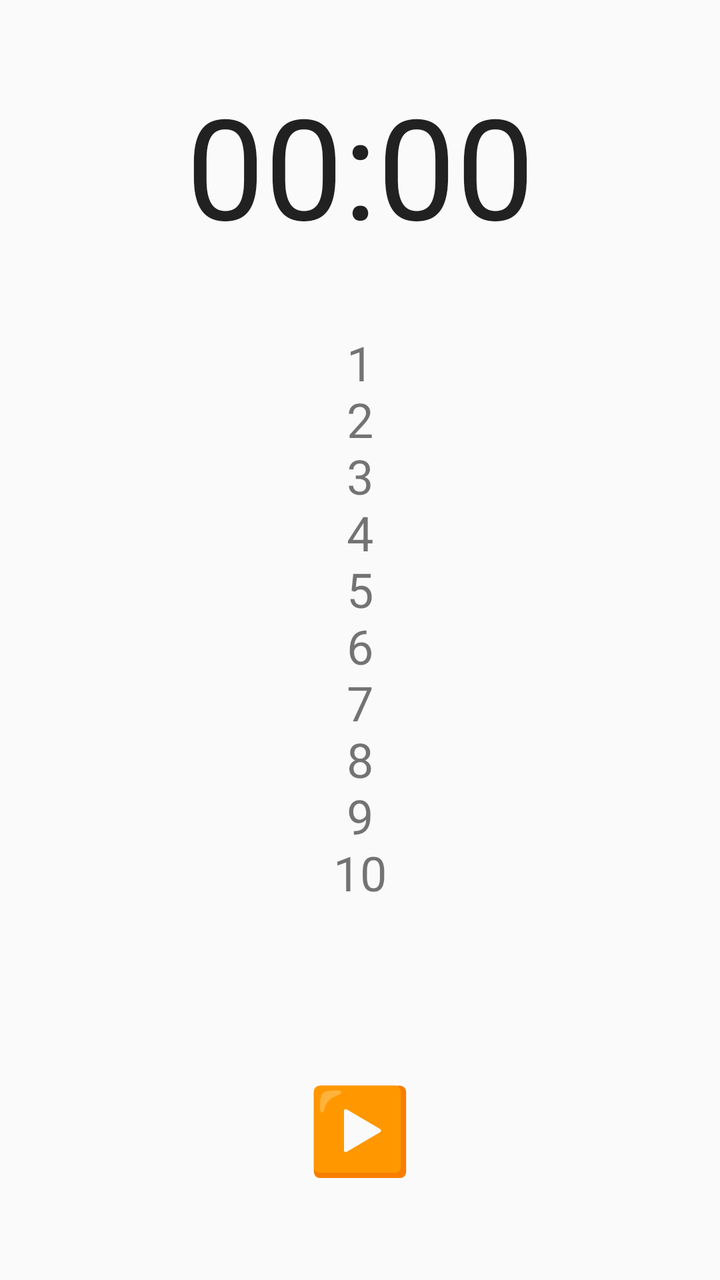
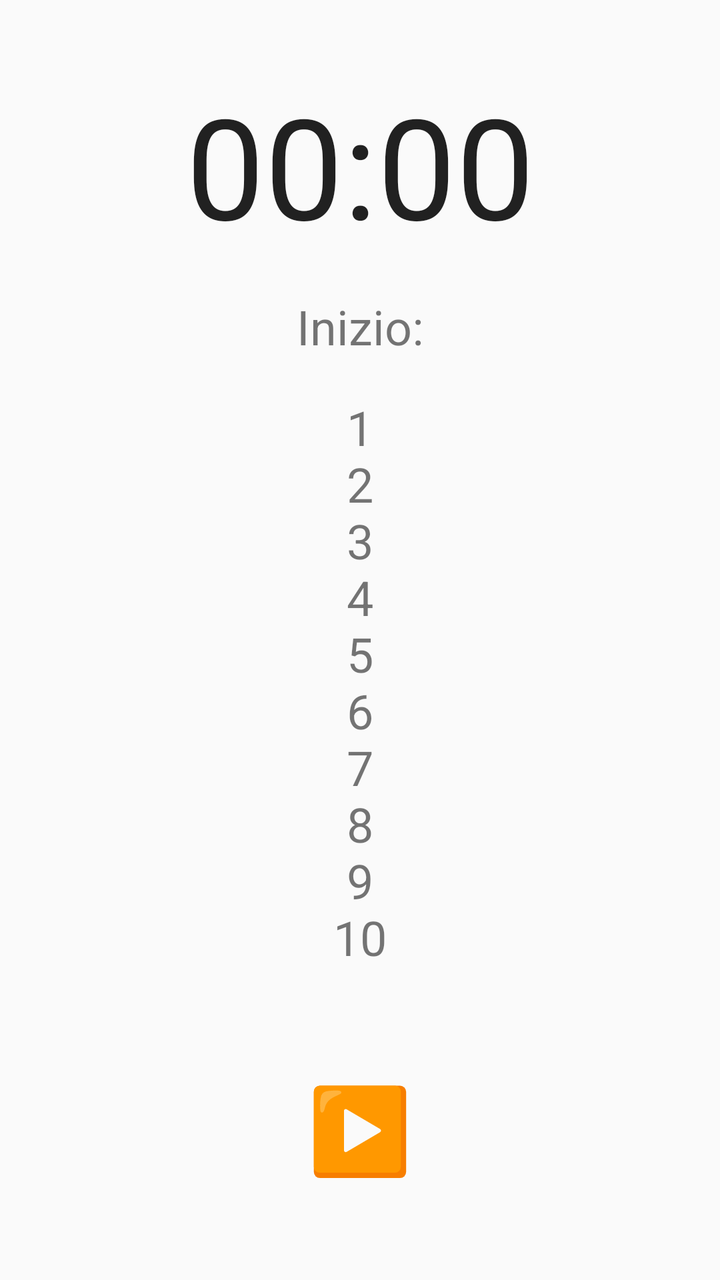

Screens rendered from an Android XML layout before and after an edit, with the pre-edit source and the edit as a unified diff.
<!-- AndroidManifest.xml: activity theme Theme.MyChrono -->
<!-- res/layout/activity_main.xml -->
<?xml version="1.0" encoding="utf-8"?>
<LinearLayout xmlns:android="http://schemas.android.com/apk/res/android"
    android:layout_width="match_parent"
    android:layout_height="match_parent"
    android:orientation="vertical"
    android:padding="24dp">

    <ScrollView
        android:layout_width="match_parent"
        android:layout_height="0dp"
        android:layout_weight="1">

        <LinearLayout
            android:layout_width="match_parent"
            android:layout_height="wrap_content"
            android:orientation="vertical"
            android:gravity="center">

            <Chronometer
                android:id="@+id/chronoText"
                android:layout_width="match_parent"
                android:layout_height="wrap_content"
                android:textSize="70sp"
                android:textAlignment="center"
                android:padding="12dp" />

            <TextView
                android:id="@+id/flagsText"
                android:layout_width="match_parent"
                android:layout_height="wrap_content"
                android:text="@string/flagged_time"
                android:gravity="center"
                android:textSize="24sp"
                android:padding="24dp" />
        </LinearLayout>
    </ScrollView>

    <LinearLayout
        style="?android:attr/buttonBarStyle"
        android:layout_width="match_parent"
        android:layout_height="wrap_content"
        android:orientation="horizontal"
        android:gravity="center">

        <Button
            android:id="@+id/resetButton"
            style="?android:attr/buttonBarButtonStyle"
            android:layout_width="wrap_content"
            android:layout_height="wrap_content"
            android:text="@string/reset_button"
            android:textSize="42sp"
            android:padding="24dp"
            android:visibility="gone" />

        <Button
            android:id="@+id/stopButton"
            style="?android:attr/buttonBarButtonStyle"
            android:layout_width="wrap_content"
            android:layout_height="wrap_content"
            android:text="@string/stop_button"
            android:textSize="42sp"
            android:padding="24dp"
            android:visibility="gone" />

        <Button
            android:id="@+id/startButton"
            style="?android:attr/buttonBarButtonStyle"
            android:layout_width="wrap_content"
            android:layout_height="wrap_content"
            android:text="@string/start_button"
            android:textSize="42sp"
            android:padding="24dp"
            android:visibility="visible" />

        <Button
            android:id="@+id/flagButton"
            style="?android:attr/buttonBarButtonStyle"
            android:layout_width="wrap_content"
            android:layout_height="wrap_content"
            android:text="@string/flag_button"
            android:textSize="42sp"
            android:padding="24dp"
            android:visibility="gone" />

        <Button
            android:id="@+id/pauseButton"
            style="?android:attr/buttonBarButtonStyle"
            android:layout_width="wrap_content"
            android:layout_height="wrap_content"
            android:text="@string/pause_button"
            android:textSize="42sp"
            android:padding="24dp"
            android:visibility="gone" />
    </LinearLayout>
</LinearLayout>
<!-- resources referenced by this layout -->
<resources>
  <string name="flag_button">🏁</string>
  <string name="flagged_time">1\n2\n3\n4\n5\n6\n7\n8\n9\n10</string>
  <string name="pause_button">⏸️</string>
  <string name="reset_button">🔁</string>
  <string name="start_button">▶️</string>
  <string name="stop_button">⏹️</string>
  <style name="Theme.MyChrono" parent="android:Theme.Material.Light.NoActionBar" />
</resources>

<!-- the commit's change to res/layout/activity_main.xml (unified diff, before → after) -->
@@ -25,13 +25,22 @@
                 android:padding="12dp" />
 
             <TextView
+                android:id="@+id/beginTimeText"
+                android:layout_width="match_parent"
+                android:layout_height="wrap_content"
+                android:text="@string/begin_time"
+                android:gravity="center"
+                android:textSize="24sp"
+                android:padding="6dp" />
+
+            <TextView
                 android:id="@+id/flagsText"
                 android:layout_width="match_parent"
                 android:layout_height="wrap_content"
                 android:text="@string/flagged_time"
                 android:gravity="center"
                 android:textSize="24sp"
-                android:padding="24dp" />
+                android:padding="12dp" />
         </LinearLayout>
     </ScrollView>
 
<!-- resource entries referenced after the edit -->
@@ -1,5 +1,6 @@
 <!-- resources referenced by this layout -->
 <resources>
+  <string name="begin_time">Inizio:</string>
   <string name="flag_button">🏁</string>
   <string name="flagged_time">1\n2\n3\n4\n5\n6\n7\n8\n9\n10</string>
   <string name="pause_button">⏸️</string>
